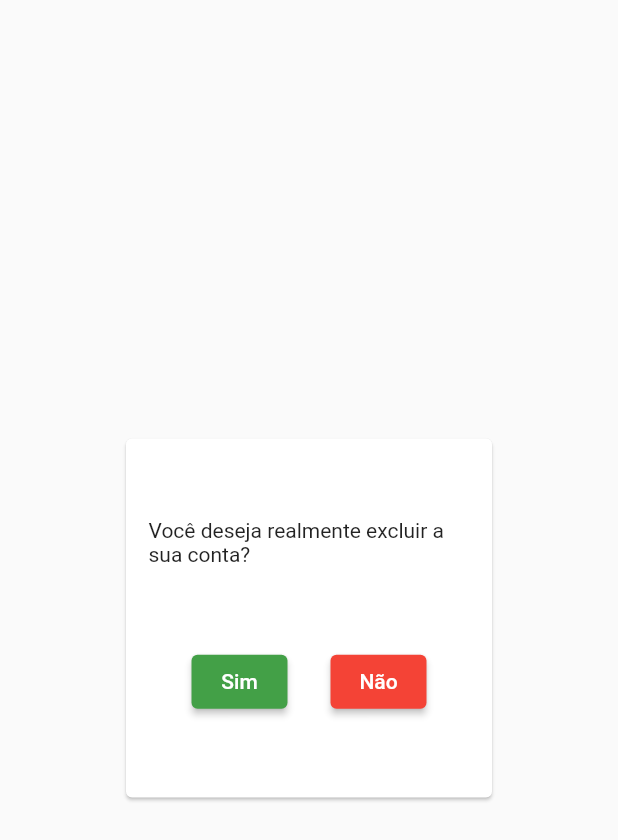
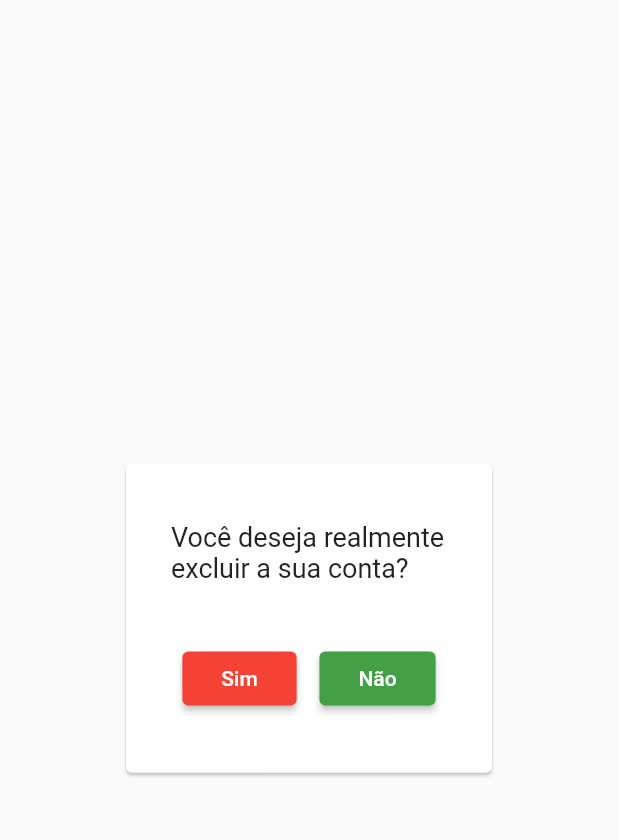
Before and after one commit to cadupereira21/SI700-Mobile, a Flutter app: the ConfirmDeleteUserScreen widget shown alone on an empty page, opened directly, on a phone screen of 412 x 824 dp. Shown: the top 840 px of the screen. Run offline on Flutter 3.47's test engine with Material 2 defaults, Android fonts, the phone set to English and light mode, and no system bars; our stand-ins replace dio, flutter_bloc, mask_text_input_formatter; missing offline and left inert: dart:ffi; network calls fail.

Commit message:
Implemented button logics on ConfirmDeleteUserScreen

```diff
--- a/app_seu_madeu_sucos/lib/View/ConfirmDeleteUserScreen.dart
+++ b/app_seu_madeu_sucos/lib/View/ConfirmDeleteUserScreen.dart
@@ -1,6 +1,8 @@
 import 'package:flutter/material.dart';
 import 'package:flutter_bloc/flutter_bloc.dart';
 
+import '../Controller/Monitor/User/UserMonitorBloc.dart';
+import '../Controller/Monitor/User/UserMonitorEvent.dart';
 import '../Controller/Requester/UserRequester/UserRequesterBloc.dart';
 import '../Controller/Requester/UserRequester/UserRequesterEvent.dart';
 import '../Data/UserData.dart';
@@ -12,42 +14,60 @@ class ConfirmDeleteUserScreen extends StatelessWidget {
   @override
   Widget build(BuildContext context) {
     return Padding(
-      padding: EdgeInsets.symmetric(horizontal: 80, vertical: MediaQuery.of(context).size.height*0.35),
+      padding: EdgeInsets.symmetric(
+          horizontal: 80, vertical: MediaQuery.of(context).size.height * 0.37),
       child: Card(
           child: Padding(
-          padding: const EdgeInsets.symmetric(horizontal: 15.0),
+        padding: const EdgeInsets.symmetric(horizontal: 30.0),
         child: Column(
-            mainAxisAlignment: MainAxisAlignment.spaceEvenly  ,
+          mainAxisAlignment: MainAxisAlignment.spaceEvenly,
+          crossAxisAlignment: CrossAxisAlignment.center,
           children: [
-              const Text("Você deseja realmente excluir a sua conta?"),
+            const Text(
+              "Você deseja realmente excluir a sua conta?",
+              style: TextStyle(
+                fontSize: 18,
+              ),
+            ),
             Row(
-                mainAxisAlignment: MainAxisAlignment.spaceEvenly,
+              mainAxisAlignment: MainAxisAlignment.spaceAround,
               children: [
-                  ElevatedButton(
-                    onPressed: (){
-                      BlocProvider.of<UserRequesterBloc>(context)
-                          .add(DeleteUserRequest(userId: UserData.instance.id));
-                    },
-                    child: const Text("Sim"),
-                  ),
                 ElevatedButton(
                   style: const ButtonStyle(
                     backgroundColor: MaterialStatePropertyAll(Colors.red),
                   ),
-                    onPressed: (){
+                  onPressed: () {
+                    BlocProvider.of<UserRequesterBloc>(context)
+                        .add(DeleteUserRequest(userId: UserData.instance.id));
                     Navigator.pop(context);
-                      Navigator.push(context,
-                        MaterialPageRoute(builder: (context) => UserProfileScreen()),
+                    UserMonitorBloc accessBloc =
+                        BlocProvider.of<UserMonitorBloc>(context);
+                    accessBloc.add(LogOutButtonClick());
+                  },
+                  child: const Padding(
+                    padding: EdgeInsets.all(10.0),
+                    child: Text("Sim"),
+                  ),
+                ),
+                ElevatedButton(
+                  onPressed: () {
+                    Navigator.pop(context);
+                    Navigator.push(
+                      context,
+                      MaterialPageRoute(
+                          builder: (context) => UserProfileScreen()),
                     );
                   },
-                    child: const Text("Não"),
+                  child: const Padding(
+                    padding: EdgeInsets.all(10.0),
+                    child: Text("Não"),
+                  ),
                 ),
               ],
             ),
           ],
         ),
-        )
-      ),
+      )),
     );
   }
 }
```
Lines whose indentation alone changed are shown as unchanged.
